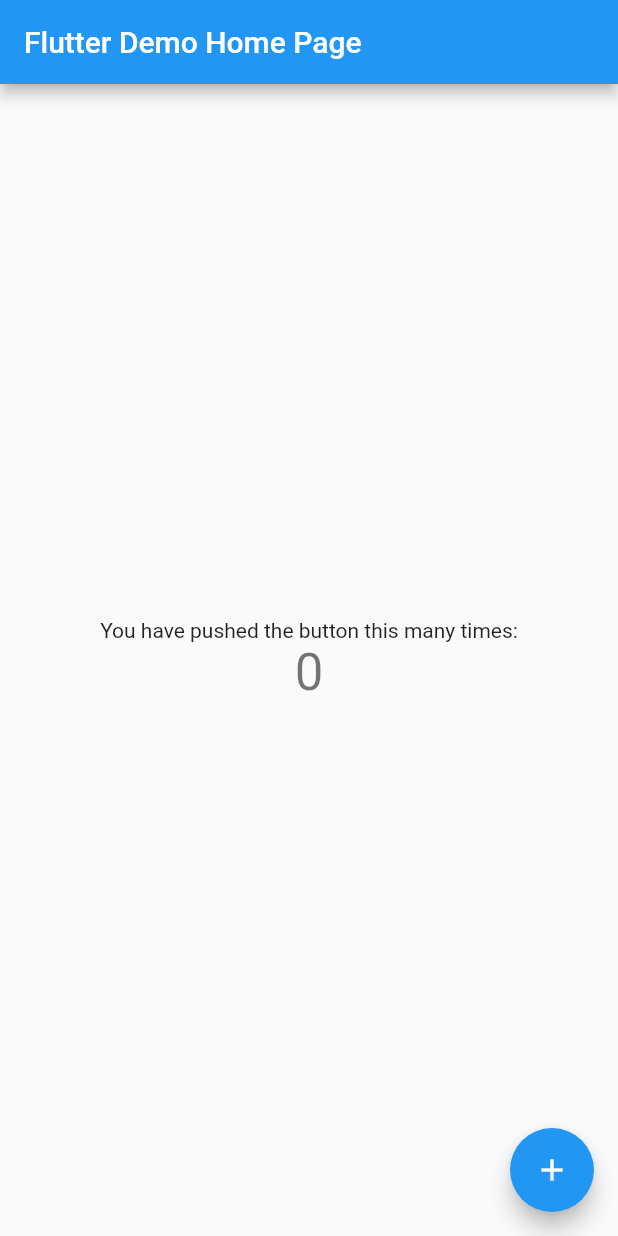
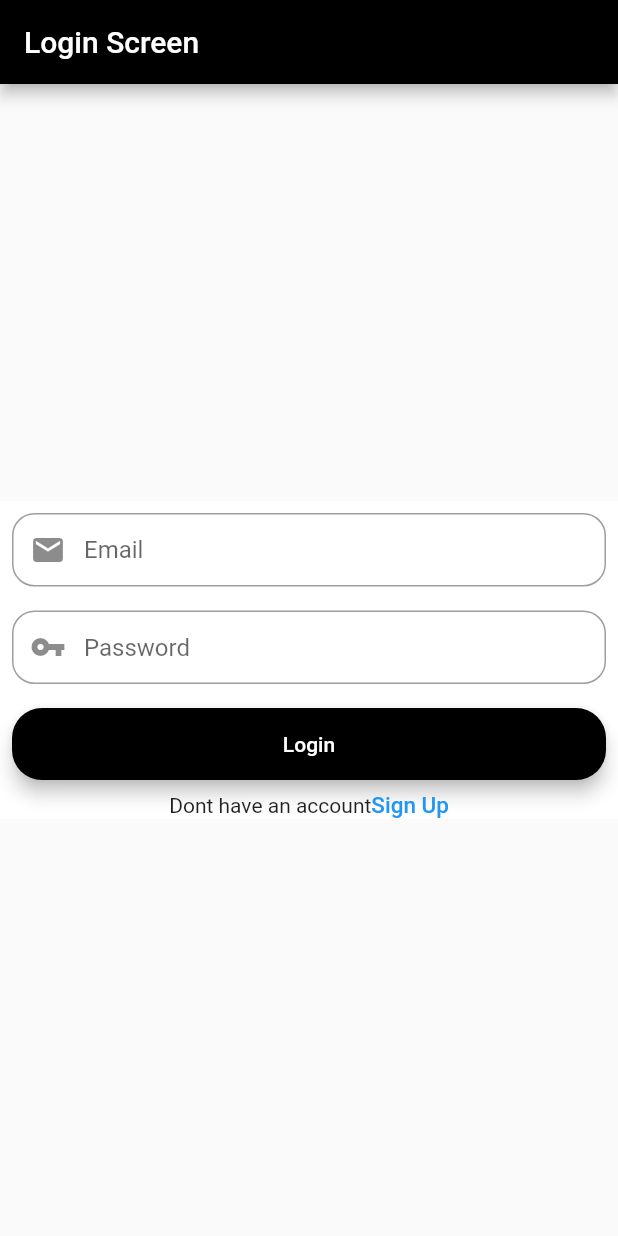
Before and after one commit to LionnelT/flutter-firebase-auth, a Flutter app: the screen it shows after launch, on a phone screen of 412 x 824 dp. Run offline on Flutter 3.47's test engine with Material 2 defaults, Android fonts, the phone set to English and light mode, and no system bars; missing offline and left inert: dart:html.

Commit message:
Login ui done

```diff
--- a/lib/main.dart
+++ b/lib/main.dart
@@ -1,4 +1,5 @@
 import 'package:flutter/material.dart';
+import 'package:flutter_firebase_auth/screens/login_screen.dart';
 
 void main() {
   runApp(const MyApp());
@@ -24,92 +25,7 @@ class MyApp extends StatelessWidget {
         // is not restarted.
         primarySwatch: Colors.blue,
       ),
-      home: const MyHomePage(title: 'Flutter Demo Home Page'),
+      home: const LoginScreen(),
     );
   }
 }
-
-class MyHomePage extends StatefulWidget {
-  const MyHomePage({Key? key, required this.title}) : super(key: key);
-
-  // This widget is the home page of your application. It is stateful, meaning
-  // that it has a State object (defined below) that contains fields that affect
-  // how it looks.
-
-  // This class is the configuration for the state. It holds the values (in this
-  // case the title) provided by the parent (in this case the App widget) and
-  // used by the build method of the State. Fields in a Widget subclass are
-  // always marked "final".
-
-  final String title;
-
-  @override
-  State<MyHomePage> createState() => _MyHomePageState();
-}
-
-class _MyHomePageState extends State<MyHomePage> {
-  int _counter = 0;
-
-  void _incrementCounter() {
-    setState(() {
-      // This call to setState tells the Flutter framework that something has
-      // changed in this State, which causes it to rerun the build method below
-      // so that the display can reflect the updated values. If we changed
-      // _counter without calling setState(), then the build method would not be
-      // called again, and so nothing would appear to happen.
-      _counter++;
-    });
-  }
-
-  @override
-  Widget build(BuildContext context) {
-    // This method is rerun every time setState is called, for instance as done
-    // by the _incrementCounter method above.
-    //
-    // The Flutter framework has been optimized to make rerunning build methods
-    // fast, so that you can just rebuild anything that needs updating rather
-    // than having to individually change instances of widgets.
-    return Scaffold(
-      appBar: AppBar(
-        // Here we take the value from the MyHomePage object that was created by
-        // the App.build method, and use it to set our appbar title.
-        title: Text(widget.title),
-      ),
-      body: Center(
-        // Center is a layout widget. It takes a single child and positions it
-        // in the middle of the parent.
-        child: Column(
-          // Column is also a layout widget. It takes a list of children and
-          // arranges them vertically. By default, it sizes itself to fit its
-          // children horizontally, and tries to be as tall as its parent.
-          //
-          // Invoke "debug painting" (press "p" in the console, choose the
-          // "Toggle Debug Paint" action from the Flutter Inspector in Android
-          // Studio, or the "Toggle Debug Paint" command in Visual Studio Code)
-          // to see the wireframe for each widget.
-          //
-          // Column has various properties to control how it sizes itself and
-          // how it positions its children. Here we use mainAxisAlignment to
-          // center the children vertically; the main axis here is the vertical
-          // axis because Columns are vertical (the cross axis would be
-          // horizontal).
-          mainAxisAlignment: MainAxisAlignment.center,
-          children: <Widget>[
-            const Text(
-              'You have pushed the button this many times:',
-            ),
-            Text(
-              '$_counter',
-              style: Theme.of(context).textTheme.headline4,
-            ),
-          ],
-        ),
-      ),
-      floatingActionButton: FloatingActionButton(
-        onPressed: _incrementCounter,
-        tooltip: 'Increment',
-        child: const Icon(Icons.add),
-      ), // This trailing comma makes auto-formatting nicer for build methods.
-    );
-  }
-}
--- /dev/null
+++ b/lib/screens/login_screen.dart
@@ -0,0 +1,121 @@
+import 'package:flutter/material.dart';
+
+class LoginScreen extends StatefulWidget {
+  const LoginScreen({Key? key}) : super(key: key);
+
+  @override
+  _LoginScreenState createState() => _LoginScreenState();
+}
+
+class _LoginScreenState extends State<LoginScreen> {
+  //form key
+  final _formKey = GlobalKey<FormState>();
+
+  //controllers
+
+  final TextEditingController emailController = new TextEditingController();
+  final TextEditingController passwordController = new TextEditingController();
+
+  @override
+  Widget build(BuildContext context) {
+    final emailField = TextFormField(
+      autofocus: false,
+      controller: emailController,
+      keyboardType: TextInputType.emailAddress,
+      // validator: ,'
+      onSaved: (value) {
+        emailController.text = value!;
+      },
+      textInputAction: TextInputAction.next,
+      decoration: InputDecoration(
+          prefixIcon: const Icon(Icons.email),
+          contentPadding: const EdgeInsets.fromLTRB(20, 15, 20, 15),
+          hintText: "Email",
+          border: OutlineInputBorder(
+            borderRadius: BorderRadius.circular(15),
+          )),
+    );
+
+    final passwordField = TextFormField(
+      autofocus: false,
+      controller: passwordController,
+      obscureText: true,
+      keyboardType: TextInputType.emailAddress,
+      // validator: ,'
+      onSaved: (value) {
+        passwordController.text = value!;
+      },
+      textInputAction: TextInputAction.next,
+      decoration: InputDecoration(
+          prefixIcon: const Icon(Icons.vpn_key_sharp),
+          contentPadding: const EdgeInsets.fromLTRB(20, 15, 20, 15),
+          hintText: "Password",
+          border: OutlineInputBorder(
+            borderRadius: BorderRadius.circular(15),
+          )),
+    );
+
+    final loginButton = Material(
+      elevation: 5,
+      borderRadius: BorderRadius.circular(20),
+      child: MaterialButton(
+        minWidth: MediaQuery.of(context).size.width,
+        onPressed: () {},
+        child: const Text(
+          "Login",
+          textAlign: TextAlign.center,
+          style: TextStyle(color: Colors.white),
+        ),
+      ),
+      color: Colors.black,
+    );
+
+    return Scaffold(
+      appBar: AppBar(
+        title: const Text("Login Screen"),
+        backgroundColor: Colors.black,
+      ),
+      body: Center(
+        child: SingleChildScrollView(
+          child: Container(
+            color: Colors.white,
+            child: Form(
+              key: _formKey,
+              child: Column(
+                children: <Widget>[
+                  Padding(
+                    padding: const EdgeInsets.all(8.0),
+                    child: emailField,
+                  ),
+                  Padding(
+                    padding: const EdgeInsets.all(8.0),
+                    child: passwordField,
+                  ),
+                  Padding(
+                    padding: const EdgeInsets.all(8),
+                    child: loginButton,
+                  ),
+                  Row(
+                    mainAxisAlignment: MainAxisAlignment.center,
+                    children: [
+                      const Text("Dont have an account"),
+                      GestureDetector(
+                        onTap: () {},
+                        child: const Text(
+                          "Sign Up",
+                          style: TextStyle(
+                              color: Colors.blue,
+                              fontWeight: FontWeight.w500, fontSize: 15),
+                        ),
+                      )
+                    ],
+                  )
+                ],
+              ),
+            ),
+          ),
+        ),
+      ),
+    );
+  }
+}
--- /dev/null
+++ b/lib/screens/signup_screen.dart
@@ -0,0 +1,22 @@
+import 'dart:html';
+
+import 'package:flutter/material.dart';
+
+class SignupScreen extends StatefulWidget {
+  const SignupScreen({Key? key}) : super(key: key);
+
+  @override
+  _SignupScreenState createState() => _SignupScreenState();
+}
+
+class _SignupScreenState extends State<SignupScreen> {
+  @override
+  Widget build(BuildContext context) {
+    return Scaffold(
+      appBar: AppBar(
+        title: const Text("Sign Up page"),
+      ),
+      body: Container(),
+    );
+  }
+}
```
Also changed, not shown: lib/screens/home_page.dart (added).
